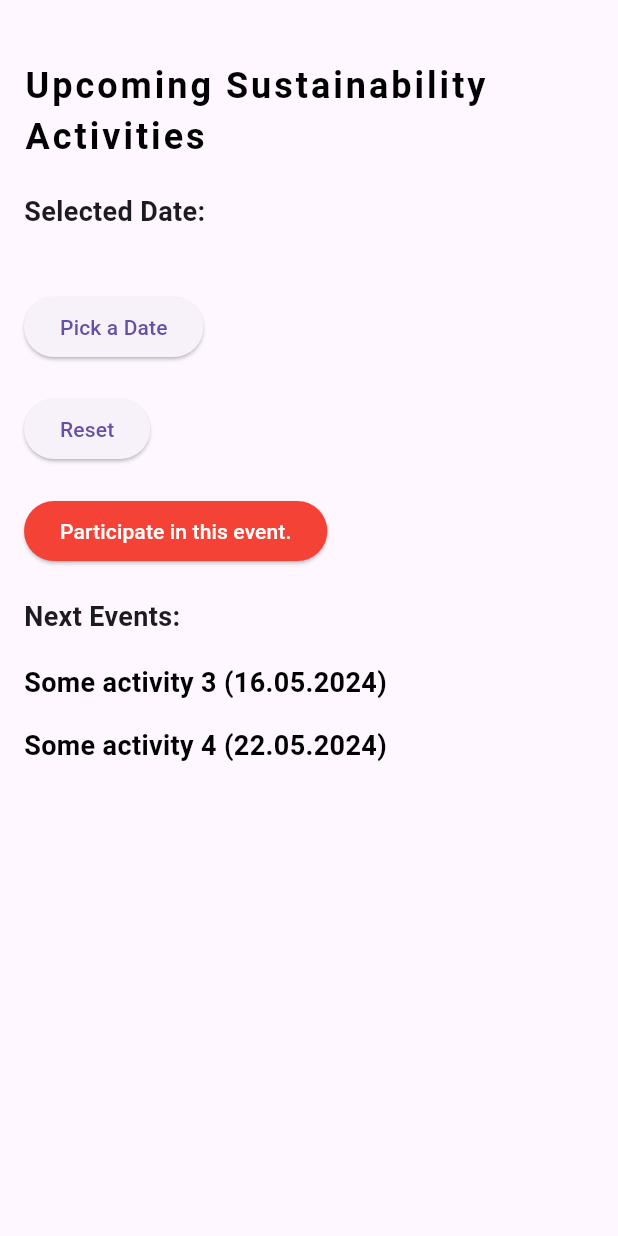
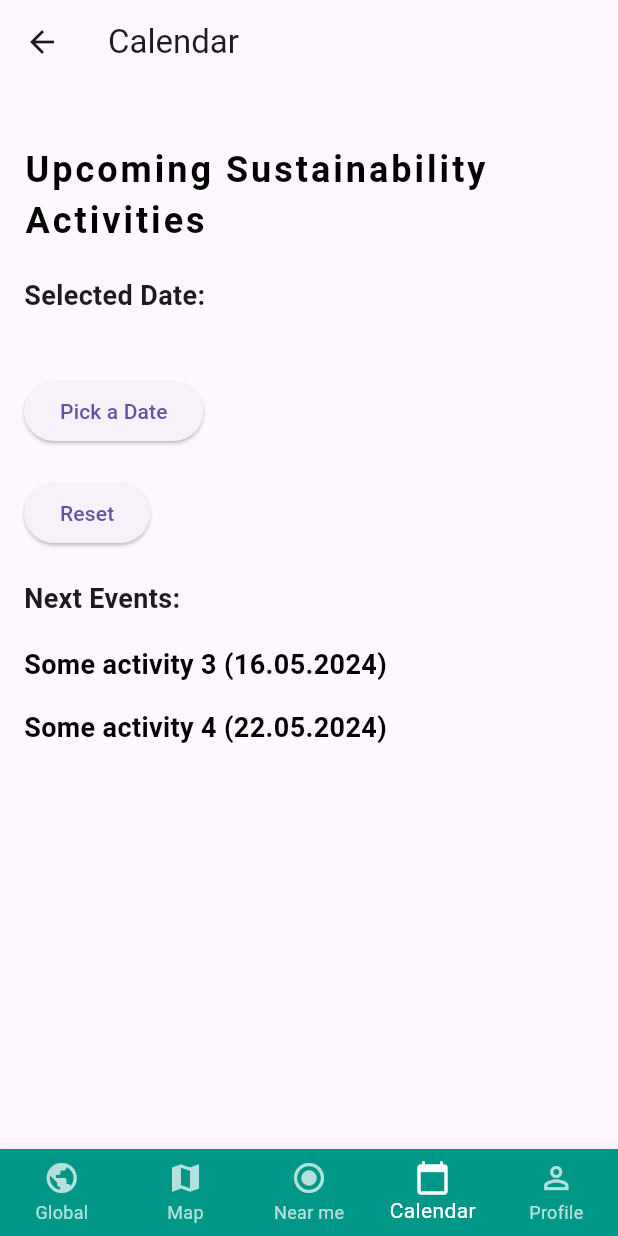
Before and after one commit to mariajvieira/CleanItUP, a Flutter app: the UserProfile screen opened directly with empty values, item 4 of the bottom bar chosen, on a phone screen of 412 x 824 dp. Run offline on Flutter 3.47's test engine with Material 3 defaults, Android fonts, the phone set to English and light mode, and no system bars; our stand-ins replace flutter_map, geolocator, image_picker, latlong2, sqflite, sqflite_common_ffi; accounts and stored records are empty.

Commit message:
Added navigation bar for the calendar

```diff
--- a/projeto/lib/screens/calendar_screen.dart
+++ b/projeto/lib/screens/calendar_screen.dart
@@ -1,15 +1,43 @@
 import 'package:flutter/material.dart';
+import 'package:projeto/JsonModels/users.dart';
+import 'forum_screen.dart';
+import 'map_screen.dart';
+import 'userprofile_screen.dart';
+import 'package:projeto/screens/calendar_screen.dart';
 
 class CalendarScreen extends StatefulWidget {
-  const CalendarScreen({super.key});
+  final Users user; // Add this line to accept a Users object
+
+  const CalendarScreen({Key? key, required this.user}) : super(key: key); // Modify constructor
 
   @override
   _CalendarScreenState createState() => _CalendarScreenState();
 }
 
 class _CalendarScreenState extends State<CalendarScreen> {
+  int _selectedIndex = 3; // Index for 'Calendar'
+
+  void _onItemTapped(int index) {
+    setState(() {
+      _selectedIndex = index;
+    });
+
+    switch (index) {
+      case 0:
+        Navigator.push(context, MaterialPageRoute(builder: (context) => const ForumScreen()));
+        break;
+      case 1:
+        Navigator.push(context, MaterialPageRoute(builder: (context) => const MapScreen()));
+        break;
+      case 2:
+        break;
+      case 3:
+        Navigator.push(context, MaterialPageRoute(builder: (context) => UserProfile(user: widget.user))); // Pass the user to UserProfile
+        break;
+    }
+  }
+
   String selectedDate = ""; // Store the selected date
-
   Map<String, List<String>> events = {
     '02.05.2024': ["Some activity 1"],
     '08.05.2024': ["Some activity 2"],
@@ -32,14 +60,8 @@ class _CalendarScreenState extends State<CalendarScreen> {
       }
     });
     upcomingEvents.sort((a, b) {
-      var aDate = DateTime.parse("${a.key
-          .split('.')
-          .reversed
-          .join('-')}T00:00:00Z");
-      var bDate = DateTime.parse("${b.key
-          .split('.')
-          .reversed
-          .join('-')}T00:00:00Z");
+      var aDate = DateTime.parse("${a.key.split('.').reversed.join('-')}T00:00:00Z");
+      var bDate = DateTime.parse("${b.key.split('.').reversed.join('-')}T00:00:00Z");
       return aDate.compareTo(bDate);
     });
     return upcomingEvents.take(2).toList();
@@ -50,6 +72,9 @@ class _CalendarScreenState extends State<CalendarScreen> {
     List<MapEntry<String, String>> upcomingEvents = getUpcomingEvents();
 
     return Scaffold(
+      appBar: AppBar(
+        title: Text('Calendar'),
+      ),
       body: Container(
         padding: const EdgeInsets.all(16),
         child: Column(
@@ -93,9 +118,7 @@ class _CalendarScreenState extends State<CalendarScreen> {
                 );
                 if (picked != null) {
                   setState(() {
-                    selectedDate =
-                    "${picked.day.toString().padLeft(2, '0')}.${picked.month
-                        .toString().padLeft(2, '0')}.${picked.year}";
+                    selectedDate = "${picked.day.toString().padLeft(2, '0')}.${picked.month.toString().padLeft(2, '0')}.${picked.year}";
                   });
                 }
               },
@@ -109,19 +132,6 @@ class _CalendarScreenState extends State<CalendarScreen> {
                 });
               },
               child: const Text('Reset'),
-            ),
-            const SizedBox(height: 20.0),
-            ElevatedButton(
-              onPressed: () {
-                ScaffoldMessenger.of(context).showSnackBar(const SnackBar(
-                  content: Text("You are joined to this event."),
-                ));
-              },
-              style: ElevatedButton.styleFrom(backgroundColor: Colors.red),
-              child: const Text(
-                'Participate in this event.',
-                style: TextStyle(color: Colors.white),
-              ),
             ),
             const SizedBox(height: 20.0),
             const Text(
@@ -145,8 +155,7 @@ class _CalendarScreenState extends State<CalendarScreen> {
                     child: Padding(
                       padding: const EdgeInsets.symmetric(vertical: 8.0),
                       child: Text(
-                        '${upcomingEvents[index].value} (${upcomingEvents[index]
-                            .key})',
+                        '${upcomingEvents[index].value} (${upcomingEvents[index].key})',
                         style: TextStyle(
                           fontSize: 18.0,
                           color: selectedDate == upcomingEvents[index].key
@@ -163,6 +172,36 @@ class _CalendarScreenState extends State<CalendarScreen> {
           ],
         ),
       ),
+      bottomNavigationBar: BottomNavigationBar(
+        type: BottomNavigationBarType.fixed,
+        backgroundColor: Colors.teal,
+        selectedItemColor: Colors.white,
+        unselectedItemColor: Colors.white70,
+        currentIndex: _selectedIndex,
+        onTap: _onItemTapped,
+        items: const [
+          BottomNavigationBarItem(
+            icon: Icon(Icons.public),
+            label: 'Global',
+          ),
+          BottomNavigationBarItem(
+            icon: Icon(Icons.map),
+            label: 'Map',
+          ),
+          BottomNavigationBarItem(
+            icon: Icon(Icons.radio_button_checked),
+            label: 'Near me',
+          ),
+          BottomNavigationBarItem(
+            icon: Icon(Icons.calendar_today),
+            label: 'Calendar',
+          ),
+          BottomNavigationBarItem(
+            icon: Icon(Icons.person_outline),
+            label: 'Profile',
+          ),
+        ],
+      ),
     );
   }
 }
--- a/projeto/lib/screens/userprofile_screen.dart
+++ b/projeto/lib/screens/userprofile_screen.dart
@@ -122,8 +122,8 @@ class _UserProfileState extends State<UserProfile> {
       case 1:
         Navigator.push(context, MaterialPageRoute(builder: (context) => const MapScreen()));
         break;
-      case 3:
-        Navigator.push(context, MaterialPageRoute(builder: (context) => const CalendarScreen()));
+      case 3:  // Assuming 'Calendar' is at index 3
+        Navigator.push(context, MaterialPageRoute(builder: (context) => CalendarScreen(user: widget.user,)));
         break;
     }
   }
```
